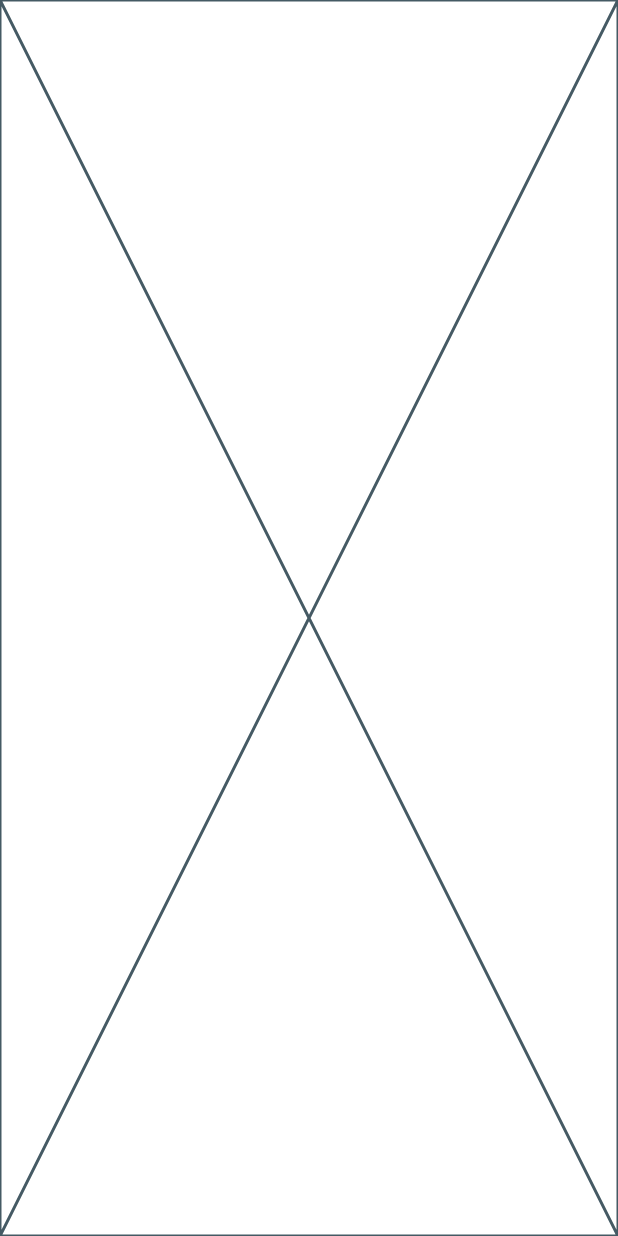
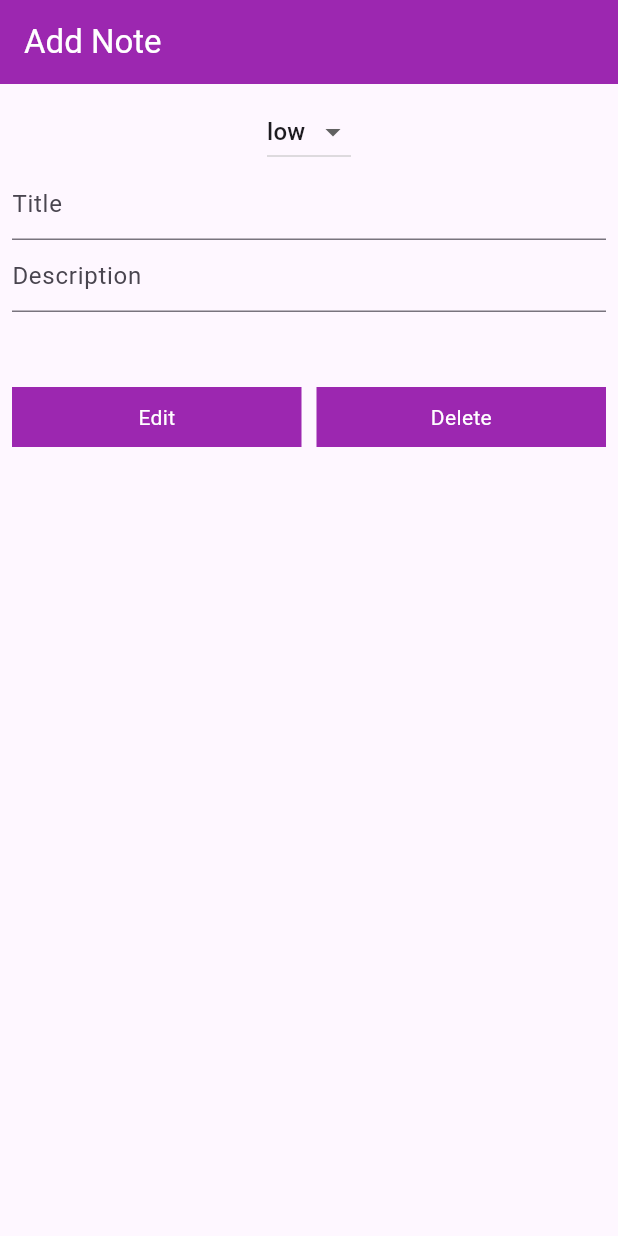
Before and after one commit to HussainFlutter/todo_notes_app_with_sqlite, a Flutter app: the screen it shows after launch, on a phone screen of 412 x 824 dp. Run offline on Flutter 3.47's test engine with Material 3 defaults, Android fonts, the phone set to English and light mode, and no system bars.

Commit message:
ui created

```diff
--- /dev/null
+++ b/lib/add_note_screen.dart
@@ -0,0 +1,87 @@
+import 'package:flutter/cupertino.dart';
+import 'package:flutter/material.dart';
+
+class AddNoteScreen extends StatefulWidget {
+  const AddNoteScreen({super.key});
+
+  @override
+  State<AddNoteScreen> createState() => _AddNoteScreenState();
+}
+
+class _AddNoteScreenState extends State<AddNoteScreen> {
+  TextEditingController titleController = TextEditingController();
+  TextEditingController descriptionController = TextEditingController();
+  List<String> priorities = ["low", "med", "high"];
+  @override
+  Widget build(BuildContext context) {
+    return Scaffold(
+      appBar: AppBar(
+        backgroundColor: Colors.purple,
+        title: const Text(
+          "Add Note",
+          style: TextStyle(color: Colors.white),
+        ),
+      ),
+      body: Padding(
+        padding: const EdgeInsets.all(8.0),
+        child: Column(
+          children: [
+            DropdownButton(
+               value: priorities.first,
+              items: priorities.map((e) {
+                return DropdownMenuItem(value: e, child: Text(e));
+              }).toList(),
+              onChanged: (changedValue) {
+                setState(() {});
+              },
+            ),
+            TextField(
+              controller: titleController,
+              decoration: const InputDecoration(
+                hintText: "Title",
+              ),
+            ),
+            TextField(
+              controller: descriptionController,
+              decoration: const InputDecoration(
+                hintText: "Description",
+              ),
+            ),
+            const SizedBox(
+              height: 50,
+            ),
+            Row(
+              children: [
+                Expanded(
+                  child: Container(
+                    height: 40,
+                    color: Colors.purple,
+                    child: const Center(
+                        child: Text(
+                      "Edit",
+                      style: TextStyle(color: Colors.white),
+                    )),
+                  ),
+                ),
+                const SizedBox(
+                  width: 10,
+                ),
+                Expanded(
+                  child: Container(
+                    height: 40,
+                    color: Colors.purple,
+                    child: const Center(
+                        child: Text(
+                      "Delete",
+                      style: TextStyle(color: Colors.white),
+                    )),
+                  ),
+                ),
+              ],
+            )
+          ],
+        ),
+      ),
+    );
+  }
+}
--- a/lib/main.dart
+++ b/lib/main.dart
@@ -1,4 +1,7 @@
 import 'package:flutter/material.dart';
+
+import 'add_note_screen.dart';
+
 
 void main() {
   runApp(const MyApp());
@@ -9,6 +12,11 @@ class MyApp extends StatelessWidget {
 
   @override
   Widget build(BuildContext context) {
-    return const Placeholder();
+    return const SafeArea(
+      child: MaterialApp(
+        debugShowCheckedModeBanner: false,
+        home: AddNoteScreen(),
+      ),
+    );
   }
 }
```
Also changed, not shown: lib/details_screen.dart (added, +63 -0 lines), lib/home_screen.dart (added, +42 -0 lines), 1 other file.
